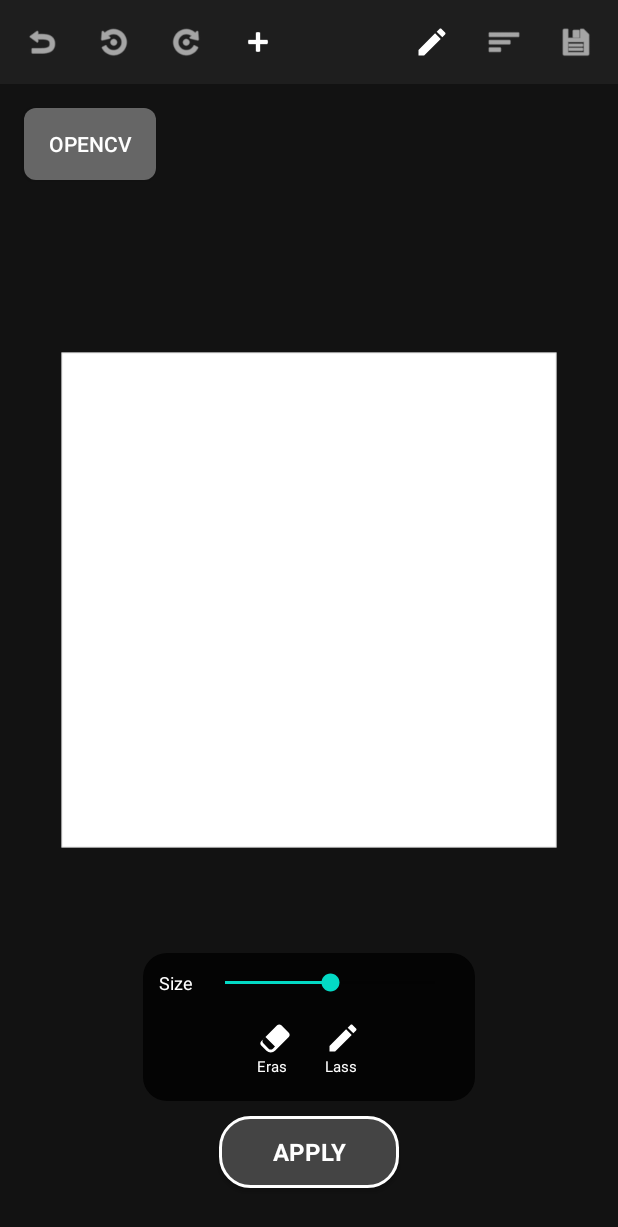
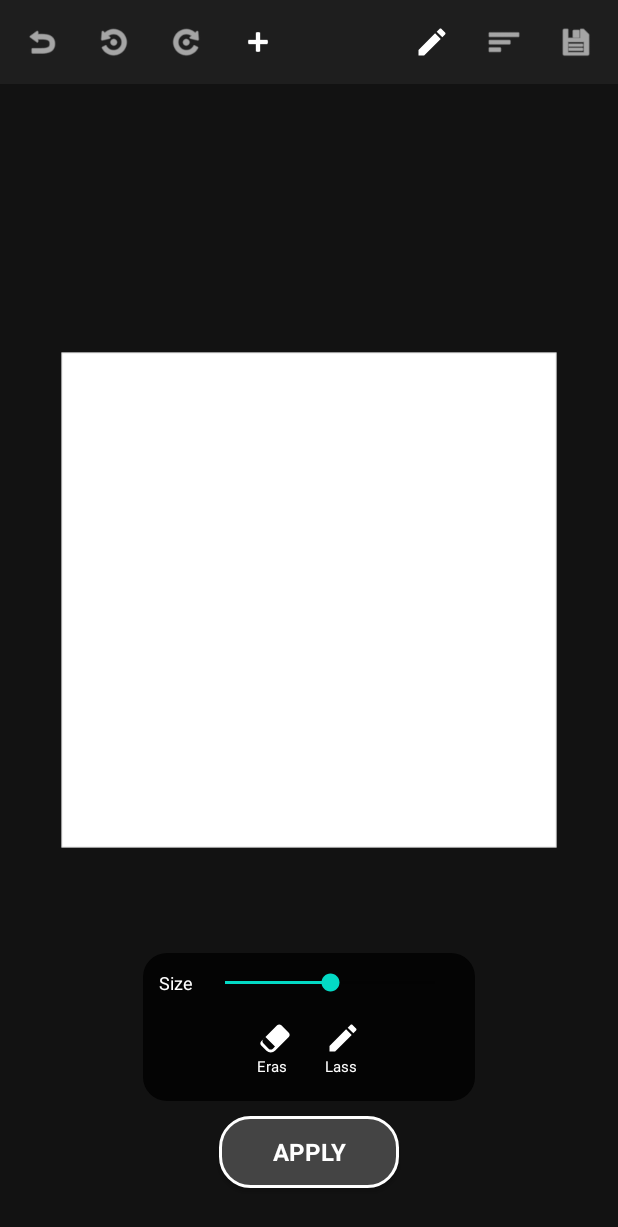
Before and after one commit to moon9ibulbul/projectypeset, an Android app: the EditorActivity screen opened directly, with no data from a screen before it, after a tap on an icon or button, on a phone screen of 412 x 824 dp. Shown: the top 1227 px of the screen. Run offline under Robolectric (Android 15) with nearby library versions, the phone set to English and light mode, and no system bars; libraries missing offline, so code that uses them is left out: org.opencv.android, org.opencv.core, org.opencv.imgproc, org.opencv.photo; 1 statement that could not run was skipped.

Commit message:
Remove TFLite Inpaint engine and cleanup dependencies
Removed the TensorFlow Lite inpainting implementation and associated UI toggle, defaulting to OpenCV engine.
Deleted `TfliteInpaintHelper.kt` and `inpaint_model.tflite` asset.
Cleaned up `build.gradle` dependencies.

```diff
--- a/app/build.gradle
+++ b/app/build.gradle
@@ -47,8 +47,6 @@ dependencies {
 
     implementation 'com.quickbirdstudios:opencv:4.5.3.0'
 
-    implementation 'org.tensorflow:tensorflow-lite:2.14.0'
-    implementation 'org.tensorflow:tensorflow-lite-support:0.4.4'
     implementation 'com.google.code.gson:gson:2.10.1'
 
     testImplementation 'junit:junit:4.13.2'
--- a/app/src/main/java/com/astral/typer/EditorActivity.kt
+++ b/app/src/main/java/com/astral/typer/EditorActivity.kt
@@ -59,8 +59,6 @@ class EditorActivity : AppCompatActivity() {
 
     private var isInpaintMode = false
     private var btnApplyInpaint: android.widget.Button? = null
-    private var toggleInpaintEngine: android.widget.ToggleButton? = null
-    private var useTfliteEngine = false
     private lateinit var inpaintManager: InpaintManager
 
     private val importFontLauncher = registerForActivityResult(ActivityResultContracts.GetContent()) { uri ->
@@ -296,7 +294,7 @@ class EditorActivity : AppCompatActivity() {
 
         lifecycleScope.launch(Dispatchers.Default) {
             // Run heavy OpenCV inpaint on background thread
-            val result = inpaintManager.inpaint(originalBitmap, maskBitmap, useTfliteEngine)
+            val result = inpaintManager.inpaint(originalBitmap, maskBitmap)
             withContext(Dispatchers.Main) {
                 if (result != null) {
                     canvasView.setBackgroundImage(result)
@@ -884,33 +882,6 @@ class EditorActivity : AppCompatActivity() {
             binding.canvasContainer.addView(btn)
             btnApplyInpaint = btn
 
-            // Add Engine Toggle
-            val toggle = android.widget.ToggleButton(this).apply {
-                textOn = "TFLite"
-                textOff = "OpenCV"
-                isChecked = useTfliteEngine
-                text = if(isChecked) textOn else textOff
-                setTextColor(Color.WHITE)
-                background = GradientDrawable().apply {
-                    setColor(Color.parseColor("#666666"))
-                    cornerRadius = dpToPx(8).toFloat()
-                }
-                layoutParams = FrameLayout.LayoutParams(
-                    ViewGroup.LayoutParams.WRAP_CONTENT,
-                    ViewGroup.LayoutParams.WRAP_CONTENT
-                ).apply {
-                    gravity = Gravity.TOP or Gravity.START
-                    setMargins(dpToPx(16), dpToPx(16), 0, 0)
-                }
-                setOnCheckedChangeListener { _, isChecked ->
-                    useTfliteEngine = isChecked
-                    text = if(isChecked) textOn else textOff
-                    Toast.makeText(this@EditorActivity, "Engine: ${if(isChecked) "TFLite" else "OpenCV"}", Toast.LENGTH_SHORT).show()
-                }
-            }
-            binding.canvasContainer.addView(toggle)
-            toggleInpaintEngine = toggle
-
             // Add Inpaint Toolbar (Brush, Eraser, Lasso, Touch)
             showInpaintToolbar()
 
@@ -924,11 +895,6 @@ class EditorActivity : AppCompatActivity() {
             btnApplyInpaint?.let {
                 binding.canvasContainer.removeView(it)
                 btnApplyInpaint = null
-            }
-            // Remove Toggle
-            toggleInpaintEngine?.let {
-                binding.canvasContainer.removeView(it)
-                toggleInpaintEngine = null
             }
             // Remove Toolbar
             removeInpaintToolbar()
```
Also changed, not shown: app/src/main/java/com/astral/typer/utils/InpaintManager.kt (+1 -8 lines), app/src/main/java/com/astral/typer/utils/TfliteInpaintHelper.kt (deleted, +0 -218 lines).
